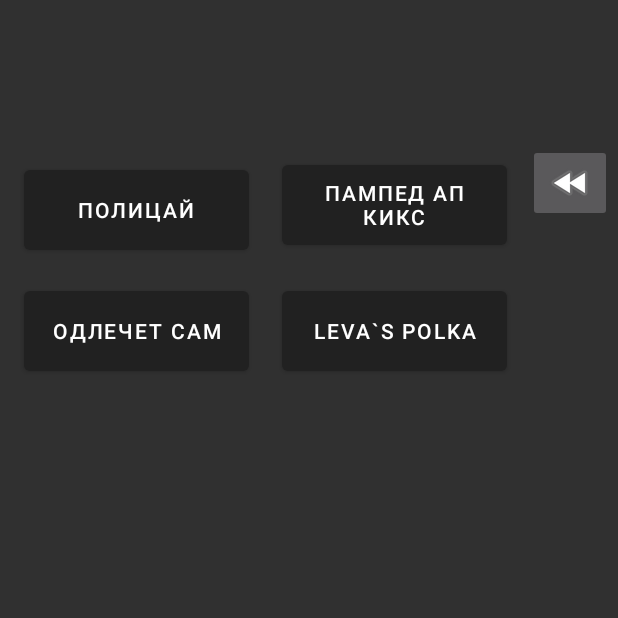
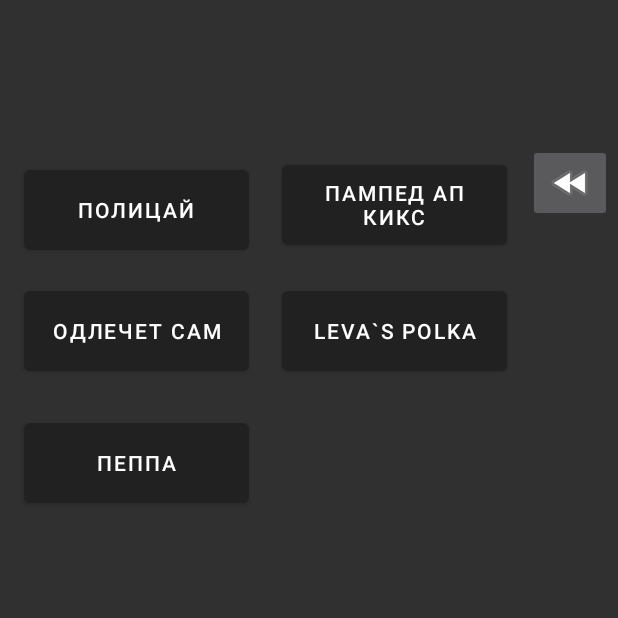
Before and after one commit to MURSHIG/shporgalkiandroid, an Android app: the FunnyActivity screen opened directly, with no data from a screen before it, on a phone screen of 412 x 824 dp, the top half of it. Run offline under Robolectric (Android 15) with nearby library versions, the phone set to English and light mode, and no system bars.

Commit message:
ПОСТАВИЛ СВИНКУ ПЕППУ

```diff
--- a/app/src/main/java/com/murat/shporgalki/FactorialActivity.java
+++ b/app/src/main/java/com/murat/shporgalki/FactorialActivity.java
@@ -34,7 +34,7 @@ public class FactorialActivity extends AppCompatActivity {
 //Нажатие на кнопку
     public void Onclickfind(View view) {
 //       Если поле не пустое начинается поиск
-        if (!number.getText().toString().equals("")) {
+        if (!number.getText().toString().equals("") && Integer.parseInt(number.getText().toString()) <= 20000) {
            //Факториал
            int n1 = Integer.parseInt(number.getText().toString());
            BigInteger result = BigInteger.ONE;
@@ -44,6 +44,9 @@ public class FactorialActivity extends AppCompatActivity {
            }
            text.setText(String.valueOf(result));
        }
+        else  if (Integer.parseInt(number.getText().toString()) > 20000) {
+            Toast.makeText(getApplicationContext(),"Числа больше 20001 не воспринимаются так как они слишком большие!",Toast.LENGTH_SHORT).show();
+        }
        else
             Toast.makeText(getApplicationContext(),"Введите число!",Toast.LENGTH_SHORT).show();
     }
--- a/app/src/main/java/com/murat/shporgalki/FunnyActivity.java
+++ b/app/src/main/java/com/murat/shporgalki/FunnyActivity.java
@@ -38,4 +38,8 @@ public class FunnyActivity extends AppCompatActivity {
         Intent leva = new Intent(Intent.ACTION_VIEW,Uri.parse("https://youtu.be/vs1mXnWuHd8"));
         startActivity(leva);
     }
+    public void peppa (View view) {
+        Intent peppa = new Intent(Intent.ACTION_VIEW,Uri.parse("https://www.youtube.com/watch?v=zAfCEJZDOPI"));
+        startActivity(peppa);
+    }
 }
--- a/app/src/main/res/layout/activity_funny.xml
+++ b/app/src/main/res/layout/activity_funny.xml
@@ -52,7 +52,7 @@
         app:layout_constraintTop_toTopOf="parent" />
 
     <Button
-        android:id="@+id/polizei3"
+        android:id="@+id/polizei4"
         android:layout_width="150dp"
         android:layout_height="65dp"
         android:layout_marginStart="188dp"
@@ -62,4 +62,15 @@
         app:layout_constraintStart_toStartOf="parent"
         app:layout_constraintTop_toTopOf="parent" />
 
+    <Button
+        android:id="@+id/polizei3"
+        android:layout_width="150dp"
+        android:layout_height="65dp"
+        android:layout_marginStart="16dp"
+        android:layout_marginTop="276dp"
+        android:onClick="peppa"
+        android:text="Пеппа"
+        app:layout_constraintStart_toStartOf="parent"
+        app:layout_constraintTop_toTopOf="parent" />
+
 </androidx.constraintlayout.widget.ConstraintLayout>
```
